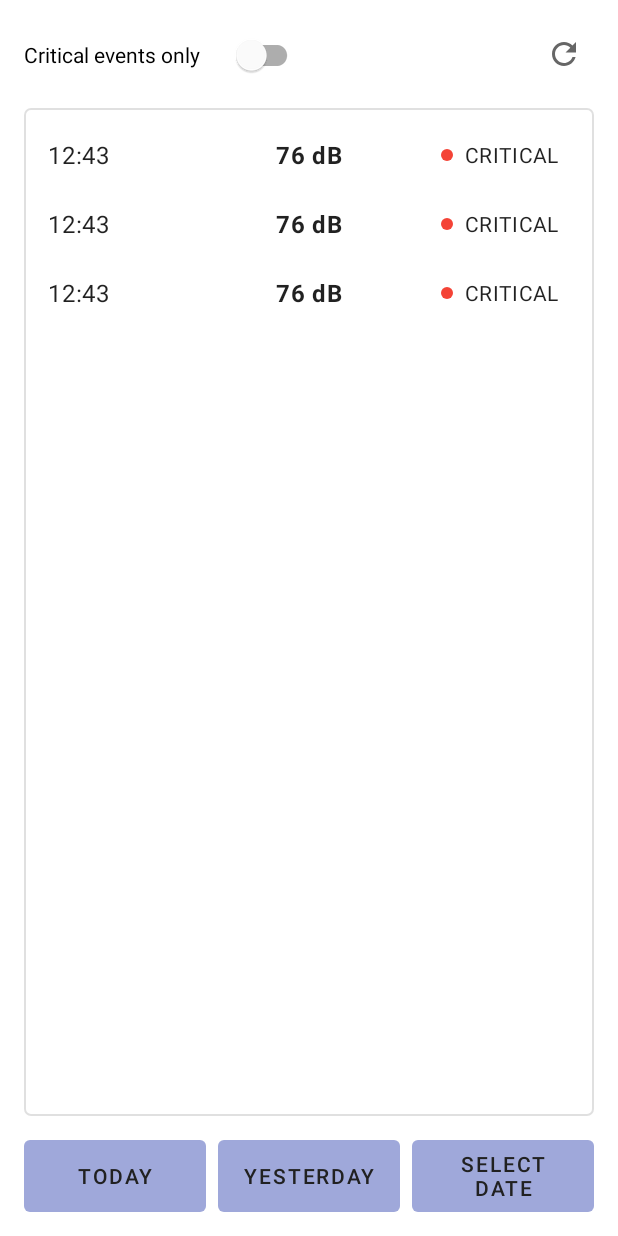
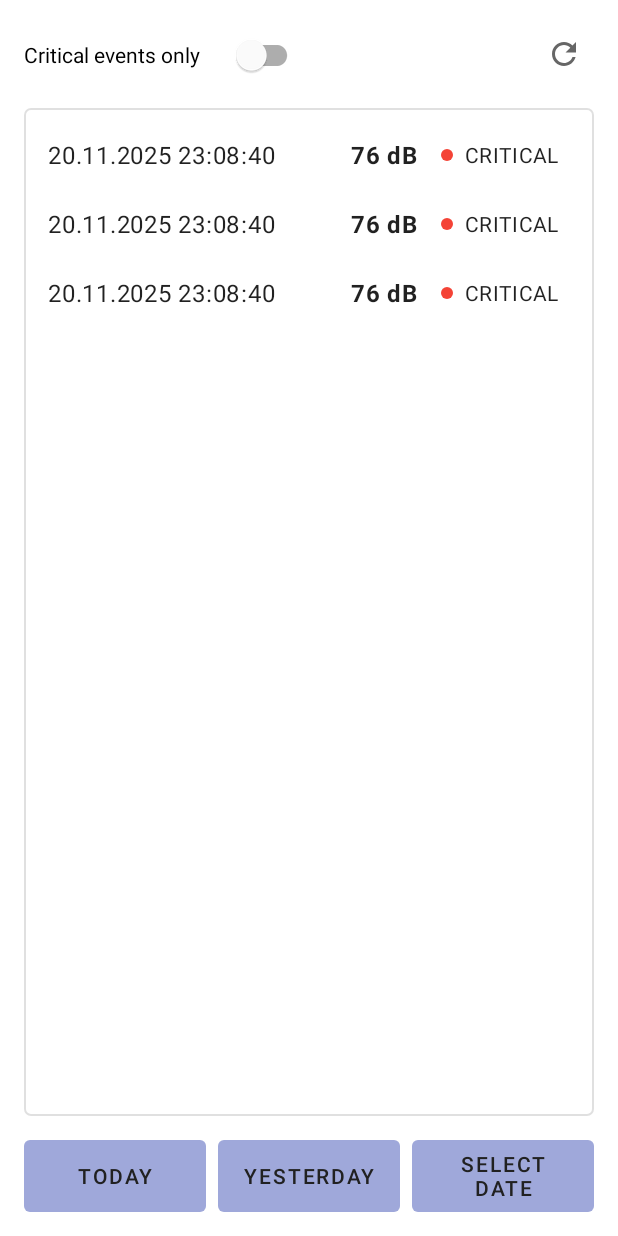
Before and after one commit to andychinaski/RaspberryNoiseMonitoring, an Android app: the layout fragment_history.xml on its own in the app's theme, with its tools: preview values and no code run, on a phone screen of 412 x 824 dp. Run offline under Robolectric (Android 15) with nearby library versions, the phone set to English and light mode, and no system bars.

Commit message:
Прикрутил апи + битва с ui

```diff
--- a/mobile/NoiseMonitor/app/src/main/res/layout/fragment_history.xml
+++ b/mobile/NoiseMonitor/app/src/main/res/layout/fragment_history.xml
@@ -13,7 +13,7 @@
         android:layout_height="36dp"
         android:text="@string/critical_events_only"
         app:layout_constraintBottom_toBottomOf="@+id/button_refresh"
-        app:layout_constraintEnd_toStartOf="@id/button_refresh"
+        app:layout_constraintEnd_toStartOf="@+id/button_refresh"
         app:layout_constraintHorizontal_bias="0.0"
         app:layout_constraintStart_toStartOf="parent"
         app:layout_constraintTop_toTopOf="@+id/button_refresh"
@@ -28,6 +28,17 @@
         android:src="@drawable/ic_refresh"
         app:layout_constraintEnd_toEndOf="parent"
         app:layout_constraintTop_toTopOf="parent" />
+
+    <ProgressBar
+        android:id="@+id/progress_bar_history"
+        style="?android:attr/progressBarStyle"
+        android:layout_width="wrap_content"
+        android:layout_height="wrap_content"
+        android:visibility="gone"
+        app:layout_constraintTop_toTopOf="@+id/recycler_view_history"
+        app:layout_constraintBottom_toBottomOf="@+id/recycler_view_history"
+        app:layout_constraintStart_toStartOf="@+id/recycler_view_history"
+        app:layout_constraintEnd_toEndOf="@+id/recycler_view_history" />
 
     <androidx.recyclerview.widget.RecyclerView
         android:id="@+id/recycler_view_history"
--- a/mobile/NoiseMonitor/app/src/main/res/layout/item_history_event.xml
+++ b/mobile/NoiseMonitor/app/src/main/res/layout/item_history_event.xml
@@ -9,6 +9,7 @@
     android:paddingEnd="8dp"
     android:paddingBottom="12dp">
 
+    <!-- Time - anchored to the start -->
     <TextView
         android:id="@+id/text_view_time"
         android:layout_width="wrap_content"
@@ -17,20 +18,9 @@
         app:layout_constraintBottom_toBottomOf="parent"
         app:layout_constraintStart_toStartOf="parent"
         app:layout_constraintTop_toTopOf="parent"
-        tools:text="12:43" />
+        tools:text="20.11.2025 23:08:40" />
 
-    <TextView
-        android:id="@+id/text_view_db_level"
-        android:layout_width="wrap_content"
-        android:layout_height="wrap_content"
-        android:textAppearance="?attr/textAppearanceBody1"
-        android:textStyle="bold"
-        app:layout_constraintBottom_toBottomOf="parent"
-        app:layout_constraintEnd_toEndOf="parent"
-        app:layout_constraintStart_toStartOf="parent"
-        app:layout_constraintTop_toTopOf="parent"
-        tools:text="76 dB" />
-
+    <!-- Status Text - anchored to the end -->
     <TextView
         android:id="@+id/text_view_status"
         android:layout_width="wrap_content"
@@ -43,6 +33,7 @@
         app:layout_constraintTop_toTopOf="parent"
         tools:text="CRITICAL" />
 
+    <!-- Status Indicator - anchored to the left of Status Text -->
     <ImageView
         android:id="@+id/image_view_status_indicator"
         android:layout_width="8dp"
@@ -53,4 +44,20 @@
         app:layout_constraintTop_toTopOf="parent"
         tools:src="@drawable/ic_status_offline" />
 
+    <!-- dB Level - placed in the space between time and status indicator -->
+    <TextView
+        android:id="@+id/text_view_db_level"
+        android:layout_width="0dp"
+        android:layout_height="wrap_content"
+        android:layout_marginStart="16dp"
+        android:layout_marginEnd="16dp"
+        android:gravity="center_horizontal"
+        android:textAppearance="?attr/textAppearanceBody1"
+        android:textStyle="bold"
+        app:layout_constraintBottom_toBottomOf="parent"
+        app.layout_constraintStart_toEndOf="@id/text_view_time"
+        app:layout_constraintEnd_toStartOf="@id/image_view_status_indicator"
+        app:layout_constraintTop_toTopOf="parent"
+        tools:text="76 dB" />
+
 </androidx.constraintlayout.widget.ConstraintLayout>
```
Also changed, not shown: mobile/NoiseMonitor/app/src/main/java/com/example/noisemonitor/api/ApiService.java (+36 -14 lines), mobile/NoiseMonitor/app/src/main/java/com/example/noisemonitor/api/HistoryEvent.java (+37 -5 lines), mobile/NoiseMonitor/app/src/main/java/com/example/noisemonitor/ui/HistoryFragment.java (+76 -36 lines), 1 other file.
